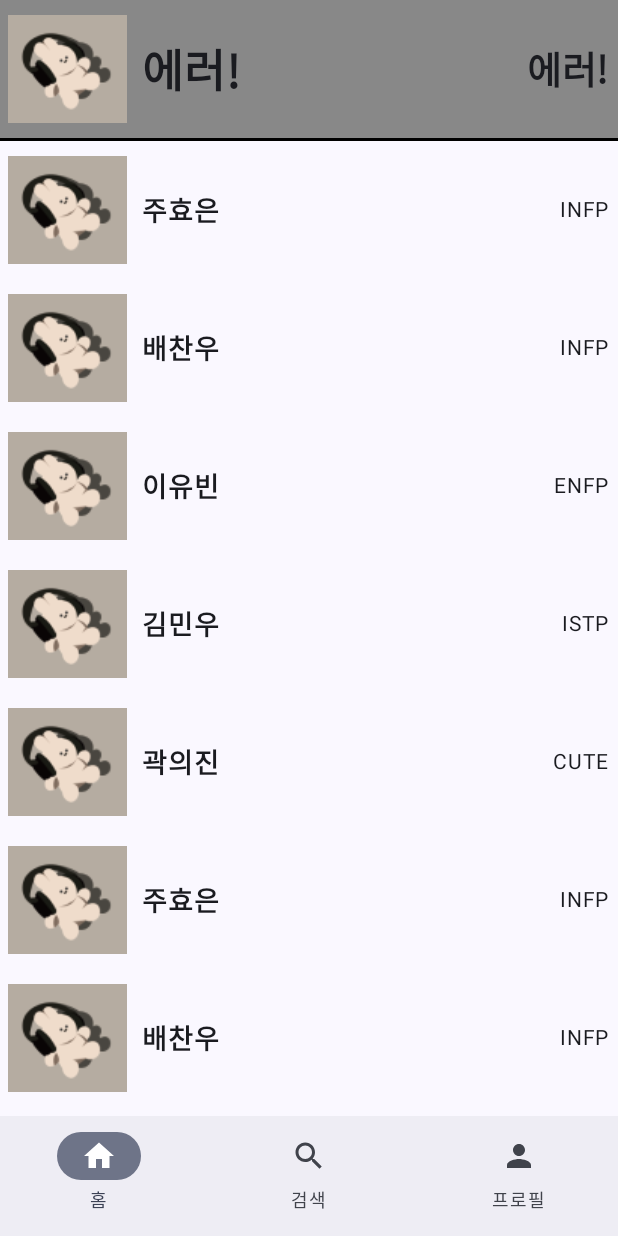
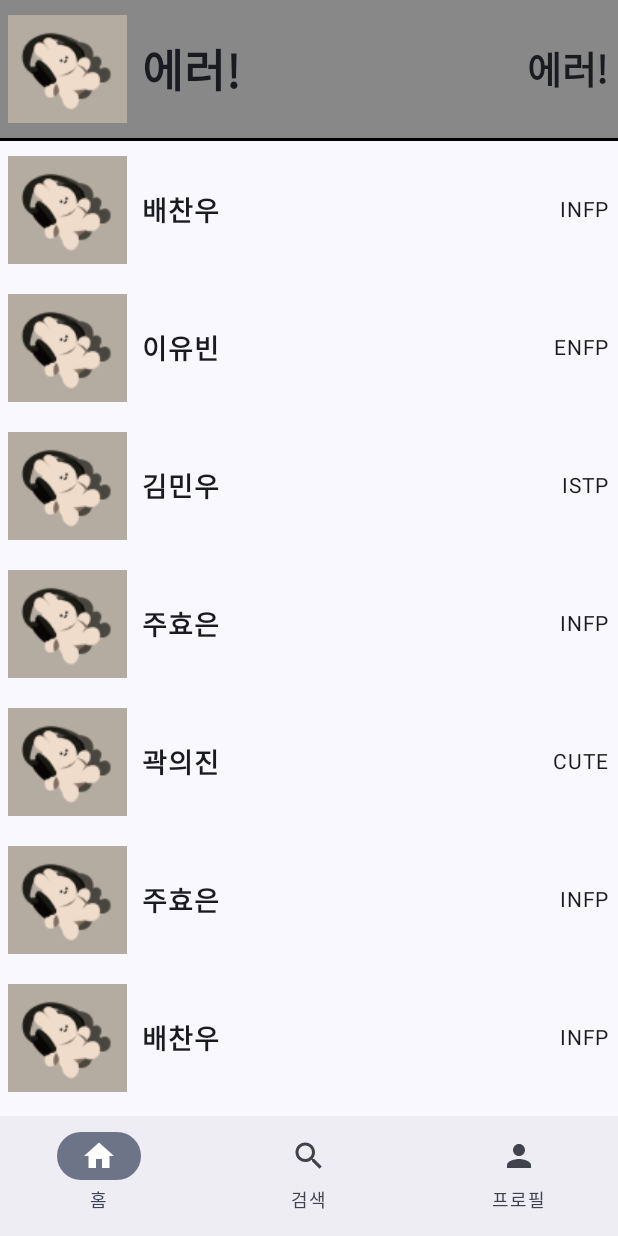
Before and after one commit to NOW-SOPT-ANDROID/myeongseok_kim, an Android app built with Jetpack Compose: the Home screen opened through its navigation route, on a phone screen of 412 x 824 dp. Run offline under Robolectric (Android 15) with nearby library versions, the phone set to English and light mode, and no system bars; our stand-ins replace livedata-compose.

```diff
--- a/app/src/main/java/com/sopt/now/compose/ui/home/HomeProfile.kt
+++ b/app/src/main/java/com/sopt/now/compose/ui/home/HomeProfile.kt
@@ -23,7 +23,7 @@ import com.sopt.now.compose.R
 import com.sopt.now.data.model.Profile
 
 @Composable
-fun HomeMyProfile(data: Profile.MyProfile) {
+fun HomeMyProfile(data: Profile) {
     Column (modifier = Modifier.background(Color.Gray)){
         Row(
             modifier = Modifier
@@ -45,7 +45,7 @@ fun HomeMyProfile(data: Profile.MyProfile) {
             Spacer(modifier = Modifier.width(10.dp))
             Spacer(modifier = Modifier.weight(1f))
             Text(
-                text = data.mbti,
+                text = data.number,
                 fontSize = 25.sp,
                 fontWeight = FontWeight.Bold
             )
@@ -54,7 +54,7 @@ fun HomeMyProfile(data: Profile.MyProfile) {
 }
 
 @Composable
-fun HomeFriendsProfile(data: Profile.FriendProfile) {
+fun HomeFriendsProfile(data: Profile) {
     Row(
         modifier = Modifier
             .fillMaxWidth()
@@ -75,7 +75,7 @@ fun HomeFriendsProfile(data: Profile.FriendProfile) {
         Spacer(modifier = Modifier.width(50.dp))
         Spacer(modifier = Modifier.weight(1f))
         Text(
-            text = data.mbti,
+            text = data.number,
             fontSize = 14.sp,
         )
     }
@@ -84,11 +84,11 @@ fun HomeFriendsProfile(data: Profile.FriendProfile) {
 @Preview
 @Composable
 fun PreviewMyProfile() {
-    HomeMyProfile(data = Profile.MyProfile(R.drawable.img_profile, "명석", "enfp"))
+    HomeMyProfile(data = Profile(R.drawable.img_profile, "명석", "enfp"))
 }
 
 @Preview
 @Composable
 fun PreviewFriendsProfile() {
-    HomeFriendsProfile(data = Profile.FriendProfile(R.drawable.img_profile, "의진", "CUTE"))
+    HomeFriendsProfile(data = Profile(R.drawable.img_profile, "의진", "CUTE"))
 }
--- a/app/src/main/java/com/sopt/now/data/model/Profile.kt
+++ b/app/src/main/java/com/sopt/now/data/model/Profile.kt
@@ -1,15 +1,7 @@
 package com.sopt.now.data.model
 
-sealed class Profile {
-    data class MyProfile(
-        val profileImage: Int,
-        val name: String,
-        val mbti: String
-    ) : Profile()
-
-    data class FriendProfile(
-        val profileImage: Int,
-        val name: String,
-        val mbti: String,
-    ) : Profile()
-}
+data class Profile(
+    val profileImage: Int,
+    val name: String,
+    val number: String
+)
--- a/app/src/main/java/com/sopt/now/data/model/UserViewModel.kt
+++ b/app/src/main/java/com/sopt/now/data/model/UserViewModel.kt
@@ -16,11 +16,11 @@ import retrofit2.Callback
 import retrofit2.Response
 
 class UserViewModel() : ViewModel() {
-    private val _userData = mutableStateListOf<Profile.FriendProfile>()
+    private val _userData = mutableStateListOf<Profile>()
     val userData = _userData
 
     private val _myProfile = mutableStateOf(
-        Profile.MyProfile(
+        Profile(
             R.drawable.img_profile,
             "에러!",
             "에러!"
@@ -37,26 +37,26 @@ class UserViewModel() : ViewModel() {
     init {
         _userData.addAll(
             listOf(
-                Profile.FriendProfile(R.drawable.img_profile, "주효은", "INFP"),
-                Profile.FriendProfile(R.drawable.img_profile, "배찬우", "INFP"),
-                Profile.FriendProfile(R.drawable.img_profile, "이유빈", "ENFP"),
-                Profile.FriendProfile(R.drawable.img_profile, "김민우", "ISTP"),
-                Profile.FriendProfile(R.drawable.img_profile, "곽의진", "CUTE"),//자기소개에서 발췌
-                Profile.FriendProfile(R.drawable.img_profile, "주효은", "INFP"),
-                Profile.FriendProfile(R.drawable.img_profile, "배찬우", "INFP"),
-                Profile.FriendProfile(R.drawable.img_profile, "이유빈", "ENFP"),
-                Profile.FriendProfile(R.drawable.img_profile, "김민우", "ISTP"),
-                Profile.FriendProfile(R.drawable.img_profile, "곽의진", "CUTE"),//자기소개에서 발췌
-                Profile.FriendProfile(R.drawable.img_profile, "주효은", "INFP"),
-                Profile.FriendProfile(R.drawable.img_profile, "배찬우", "INFP"),
-                Profile.FriendProfile(R.drawable.img_profile, "이유빈", "ENFP"),
-                Profile.FriendProfile(R.drawable.img_profile, "김민우", "ISTP"),
-                Profile.FriendProfile(R.drawable.img_profile, "곽의진", "CUTE"),//자기소개에서 발췌
-                Profile.FriendProfile(R.drawable.img_profile, "주효은", "INFP"),
-                Profile.FriendProfile(R.drawable.img_profile, "배찬우", "INFP"),
-                Profile.FriendProfile(R.drawable.img_profile, "이유빈", "ENFP"),
-                Profile.FriendProfile(R.drawable.img_profile, "김민우", "ISTP"),
-                Profile.FriendProfile(R.drawable.img_profile, "곽의진", "CUTE"),//자기소개에서 발췌
+                Profile(R.drawable.img_profile, "배찬우", "INFP"),
+                Profile(R.drawable.img_profile, "이유빈", "ENFP"),
+                Profile(R.drawable.img_profile, "김민우", "ISTP"),
+                Profile(R.drawable.img_profile, "주효은", "INFP"),
+                Profile(R.drawable.img_profile, "곽의진", "CUTE"),//자기소개에서 발췌
+                Profile(R.drawable.img_profile, "주효은", "INFP"),
+                Profile(R.drawable.img_profile, "배찬우", "INFP"),
+                Profile(R.drawable.img_profile, "이유빈", "ENFP"),
+                Profile(R.drawable.img_profile, "김민우", "ISTP"),
+                Profile(R.drawable.img_profile, "곽의진", "CUTE"),//자기소개에서 발췌
+                Profile(R.drawable.img_profile, "주효은", "INFP"),
+                Profile(R.drawable.img_profile, "배찬우", "INFP"),
+                Profile(R.drawable.img_profile, "이유빈", "ENFP"),
+                Profile(R.drawable.img_profile, "김민우", "ISTP"),
+                Profile(R.drawable.img_profile, "곽의진", "CUTE"),//자기소개에서 발췌
+                Profile(R.drawable.img_profile, "주효은", "INFP"),
+                Profile(R.drawable.img_profile, "배찬우", "INFP"),
+                Profile(R.drawable.img_profile, "이유빈", "ENFP"),
+                Profile(R.drawable.img_profile, "김민우", "ISTP"),
+                Profile(R.drawable.img_profile, "곽의진", "CUTE"),//자기소개에서 발췌
             )
         )
     }
```
